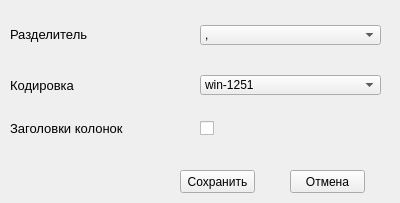
futures-dev/CsvReader, file GUI/SettingsWindow_Ui/SettingsWindow.ui: the form before one commit.
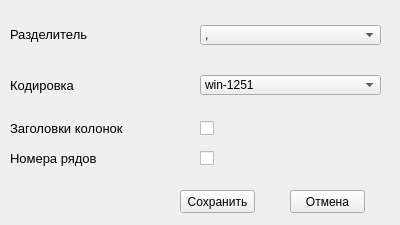
The form after the commit.

The edit to the form file:
```diff
--- a/GUI/SettingsWindow_Ui/SettingsWindow.ui
+++ b/GUI/SettingsWindow_Ui/SettingsWindow.ui
@@ -7,7 +7,7 @@
     <x>0</x>
     <y>0</y>
     <width>400</width>
-    <height>203</height>
+    <height>225</height>
    </rect>
   </property>
   <property name="windowTitle">
@@ -59,7 +59,7 @@
    <property name="geometry">
     <rect>
      <x>180</x>
-     <y>170</y>
+     <y>190</y>
      <width>75</width>
      <height>23</height>
     </rect>
@@ -72,7 +72,7 @@
    <property name="geometry">
     <rect>
      <x>290</x>
-     <y>170</y>
+     <y>190</y>
      <width>75</width>
      <height>23</height>
     </rect>
@@ -160,6 +160,38 @@
     <string/>
    </property>
   </widget>
+  <widget class="QCheckBox" name="rowsBox">
+   <property name="geometry">
+    <rect>
+     <x>200</x>
+     <y>150</y>
+     <width>21</width>
+     <height>17</height>
+    </rect>
+   </property>
+   <property name="text">
+    <string/>
+   </property>
+  </widget>
+  <widget class="QLabel" name="rowsLabel">
+   <property name="geometry">
+    <rect>
+     <x>10</x>
+     <y>150</y>
+     <width>181</width>
+     <height>16</height>
+    </rect>
+   </property>
+   <property name="font">
+    <font>
+     <family>MS Shell Dlg 2</family>
+     <pointsize>10</pointsize>
+    </font>
+   </property>
+   <property name="text">
+    <string>Номера рядов</string>
+   </property>
+  </widget>
  </widget>
  <resources/>
  <connections/>
```
